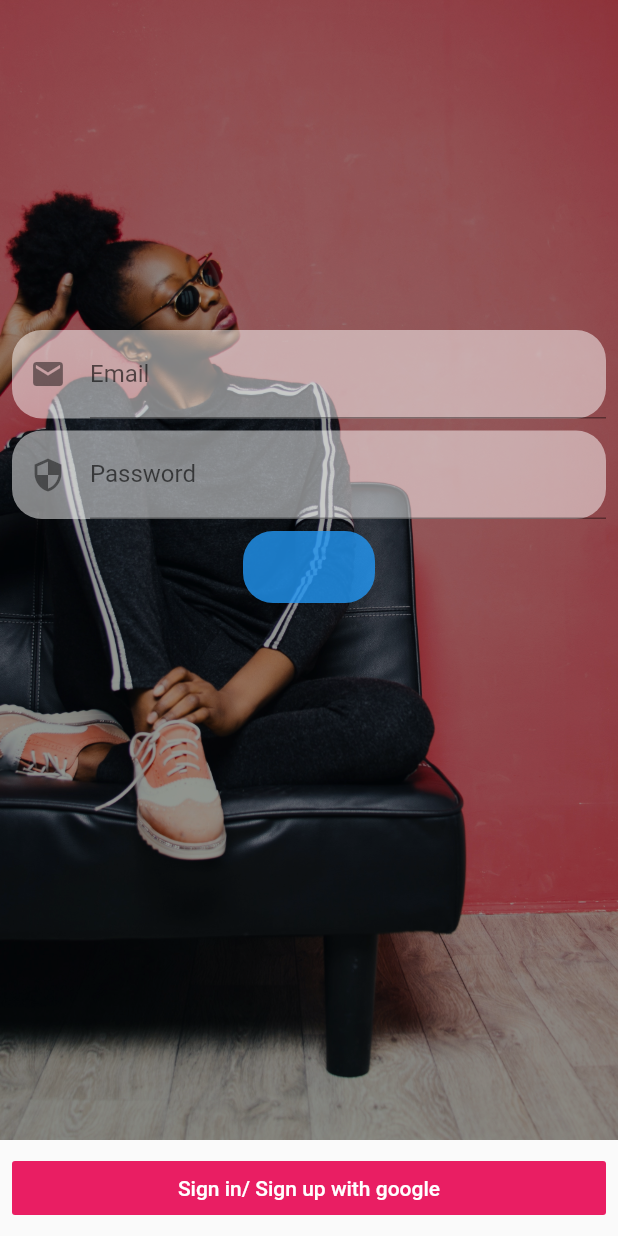
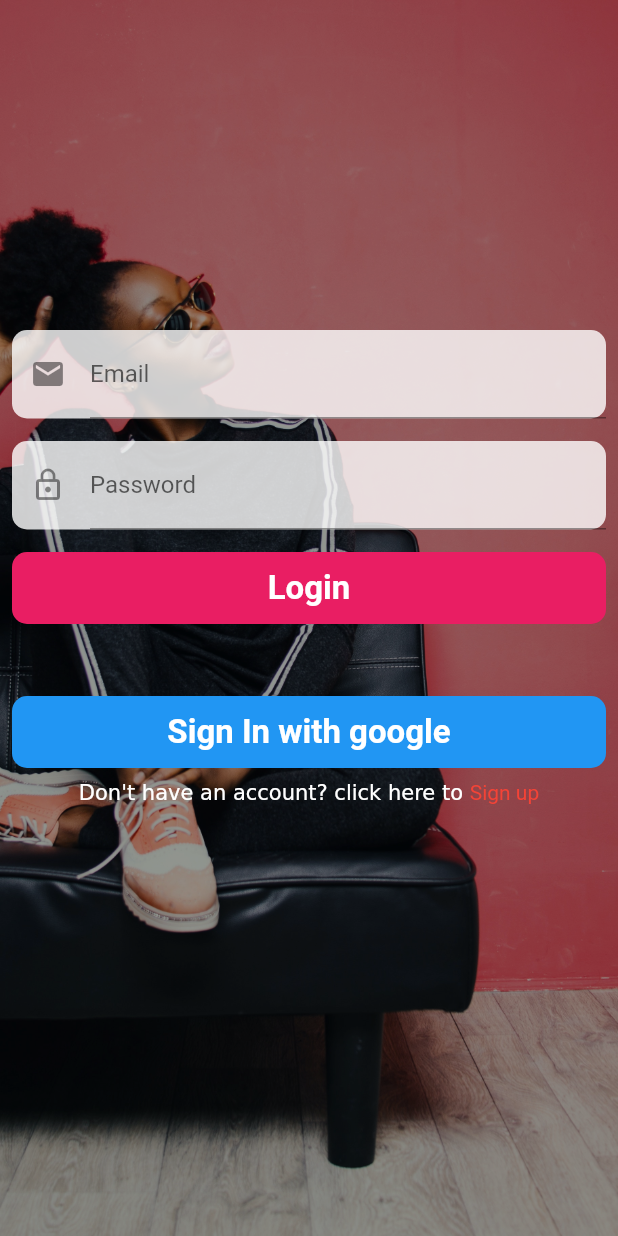
Before and after one commit to Samson-dirisu/FashStore, a Flutter app: the screen it shows after launch, on a phone screen of 412 x 824 dp. Run offline on Flutter 3.47's test engine with Material 2 defaults, Android fonts, the phone set to English and light mode, and no system bars; our stand-ins replace carousel_pro, cloud_firestore, firebase_auth, firebase_core, fluttertoast, google_sign_in and 1 more; accounts and stored records are empty.

Commit message:
added functions to loging screen

```diff
--- a/lib/main.dart
+++ b/lib/main.dart
@@ -15,6 +15,9 @@ class MyApp extends StatelessWidget {
     return MaterialApp(
         title: 'Flutter Demo',
         debugShowCheckedModeBanner: false,
+        theme: ThemeData(
+          primaryColor: Colors.pink.shade400
+        ),
         home: Login());
   }
 }
--- a/lib/screens/login.dart
+++ b/lib/screens/login.dart
@@ -1,10 +1,13 @@
 import 'package:FashStore/screens/home_page.dart';
+import 'package:flutter/gestures.dart';
 import 'package:flutter/material.dart';
 import 'package:shared_preferences/shared_preferences.dart';
 import 'package:fluttertoast/fluttertoast.dart';
 import 'package:firebase_auth/firebase_auth.dart';
 import 'package:google_sign_in/google_sign_in.dart';
 import 'package:cloud_firestore/cloud_firestore.dart';
+
+import 'RegisterScreen.dart';
 
 class Login extends StatefulWidget {
   @override
@@ -49,6 +52,10 @@ class _LoginState extends State<Login> {
     });
   }
 
+  // FUNTION RESPONSIBLE FOR EMAIL AND PASSWORD LOGIN
+
+
+  // FUNTION RESPONSIBLE FOR GOOGLE LOGIN
   void handlingSignIn() async {
     preferences = await SharedPreferences.getInstance();
 
@@ -115,6 +122,7 @@ class _LoginState extends State<Login> {
       // BODY
       body: Stack(
         children: [
+          // BACKDROP IMAGE
           Container(
             child: Image.asset(
               "images/backdrop.jpg",
@@ -128,11 +136,14 @@ class _LoginState extends State<Login> {
             width: double.infinity,
             height: double.infinity,
           ),
+
+          // EMAIL AND PASSWORD FIELD
           Center(
             child: Form(
               key: _formkey,
-              child: Column(
+              child: ListView(
                 children: [
+                  // EMAIL TEXT FORM FIELD
                   Padding(
                     padding: const EdgeInsets.only(
                       left: 8.0,
@@ -140,15 +151,17 @@ class _LoginState extends State<Login> {
                       top: 220.0,
                     ),
                     child: Material(
-                      borderRadius: BorderRadius.circular(20.0),
-                      color: Colors.white.withOpacity(0.5),
+                      borderRadius: BorderRadius.circular(10.0),
+                      color: Colors.white.withOpacity(0.8),
                       elevation: 0.0,
                       child: Padding(
                         padding: const EdgeInsets.only(left: 12.0),
                         child: TextFormField(
                           decoration: InputDecoration(
                             labelText: "Email",
-                              icon: Icon(Icons.email),
+                            icon: Icon(
+                              Icons.email,
+                            ),
                           ),
                           keyboardType: TextInputType.emailAddress,
                           controller: _emailTextController,
@@ -165,29 +178,33 @@ class _LoginState extends State<Login> {
                               else
                                 return null;
                             }
-                            },),
+                          },
                         ),
                       ),
                     ),
+                  ),
+
+                  // PASSWORD TEXT FORM FIELD
                   Padding(
                     padding: const EdgeInsets.only(
                       left: 8.0,
                       right: 8.0,
-                      top: 8.0,
+                      top: 15.0,
                     ),
                     child: Material(
-                      borderRadius: BorderRadius.circular(20.0),
-                      color: Colors.white.withOpacity(0.5),
+                      borderRadius: BorderRadius.circular(10.0),
+                      color: Colors.white.withOpacity(0.8),
                       elevation: 0.0,
                       child: Padding(
                         padding: const EdgeInsets.only(left: 12.0),
                         child: TextFormField(
                           decoration: InputDecoration(
                             labelText: "Password",
-                            icon: Icon(Icons.security),
+                            icon: Icon(Icons.lock_outline),
                           ),
                           keyboardType: TextInputType.emailAddress,
                           controller: _passwordTextController,
+                          obscureText: true,
                           validator: (value) {
                             if (value.isEmpty) {
                               return "The password field can not be empty";
@@ -200,17 +217,85 @@ class _LoginState extends State<Login> {
                       ),
                     ),
                   ),
+
+                  // LOGING BUTTON
                   Padding(
                     padding: const EdgeInsets.only(
                       left: 8.0,
                       right: 8.0,
-                      top: 8.0,
+                      top: 15.0,
+                      bottom: 40.0,
                     ),
                     child: Material(
-                        borderRadius: BorderRadius.circular(20.0),
-                        color: Colors.blue.withOpacity(0.8),
+                      borderRadius: BorderRadius.circular(10.0),
+                      color: Colors.pink,
                       elevation: 0.0,
-                        child: MaterialButton(onPressed: () {})),
+                      child: MaterialButton(
+                        minWidth: MediaQuery.of(context).size.width,
+                        onPressed: () {},
+                        child: Text(
+                          "Login",
+                          textAlign: TextAlign.center,
+                          style: TextStyle(
+                            color: Colors.white,
+                            fontWeight: FontWeight.bold,
+                            fontSize: 22.0,
+                          ),
+                        ),
+                      ),
+                    ),
+                  ),
+
+                  // SIGN IN WITH GOOGLE BUTTON
+                  Padding(
+                    padding: const EdgeInsets.all(8.0),
+                    child: Material(
+                      borderRadius: BorderRadius.circular(10.0),
+                      color: Colors.blue,
+                      elevation: 0.0,
+                      child: MaterialButton(
+                        minWidth: MediaQuery.of(context).size.width,
+                        onPressed: () {
+                          handlingSignIn();
+                        },
+                        child: Text(
+                          "Sign In with google",
+                          textAlign: TextAlign.center,
+                          style: TextStyle(
+                            color: Colors.white,
+                            fontWeight: FontWeight.bold,
+                            fontSize: 22.0,
+                          ),
+                        ),
+                      ),
+                    ),
+                  ),
+
+                  // TEXT SUGGESTING YOU TO SIGN UP
+                  Center(
+                    child: RichText(
+                      text: TextSpan(
+                        text: "Don't have an account? click here to ",
+                        children: <TextSpan>[
+                          TextSpan(
+                            text: "Sign up",
+                            style: TextStyle(color: Colors.red),
+                            recognizer: TapGestureRecognizer()
+                              ..onTap = () {
+                                Navigator.push(
+                                  context,
+                                  PageRouteBuilder(
+                                    pageBuilder: (context, animation,
+                                        secondaryAnimation) {
+                                      return RegisterScreen();
+                                    },
+                                  ),
+                                );
+                              },
+                          ),
+                        ],
+                      ),
+                    ),
                   ),
                 ],
               ),
@@ -228,23 +313,6 @@ class _LoginState extends State<Login> {
             ),
           ),
         ],
-      ),
-
-      // BOTTOM NAVIGATION BAR
-      bottomNavigationBar: Padding(
-        padding: const EdgeInsets.all(8.0),
-        child: Container(
-          child: FlatButton(
-            onPressed: () {
-              handlingSignIn();
-            },
-            color: Colors.pink,
-            child: Text(
-              "Sign in/ Sign up with google",
-              style: TextStyle(color: Colors.white),
-            ),
-          ),
-        ),
       ),
     );
   }
```
Also changed, not shown: lib/screens/RegisterScreen.dart (added, +346 -0 lines). Lines whose indentation alone changed are shown as unchanged.
